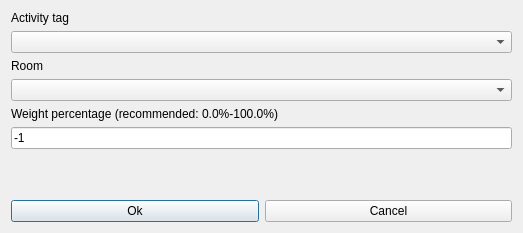
Old version of the form src/interface/modifyconstraintactivitytagpreferredroomform_template.ui in the repository janLo/FET.
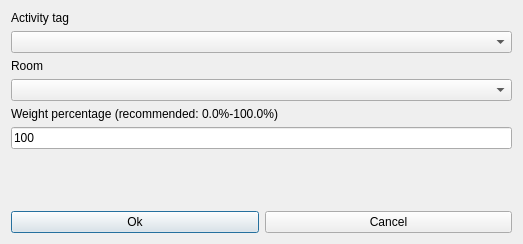
New version of the form.

The edit to the form file:
```diff
--- a/src/interface/modifyconstraintactivitytagpreferredroomform_template.ui
+++ b/src/interface/modifyconstraintactivitytagpreferredroomform_template.ui
@@ -7,7 +7,7 @@
     <x>0</x>
     <y>0</y>
     <width>523</width>
-    <height>233</height>
+    <height>244</height>
    </rect>
   </property>
   <property name="windowTitle">
@@ -79,7 +79,7 @@
      <item>
       <widget class="QLineEdit" name="weightLineEdit">
        <property name="text">
-        <string>-1</string>
+        <string notr="true">100</string>
        </property>
       </widget>
      </item>
```
Left out of the diff: 7 changed lines with no effect on the pictures.
